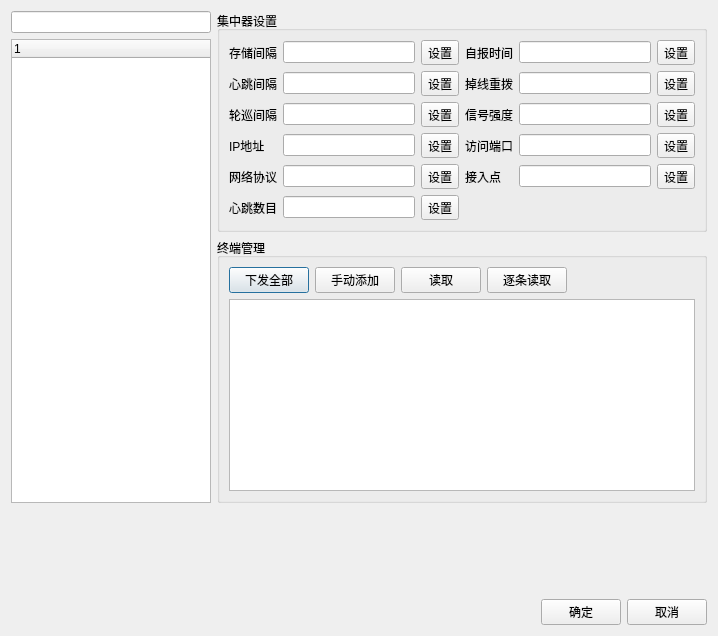
First picture: the form in ConcentratorConfigDlg.ui, repository wanlong1215/test, before the edit.
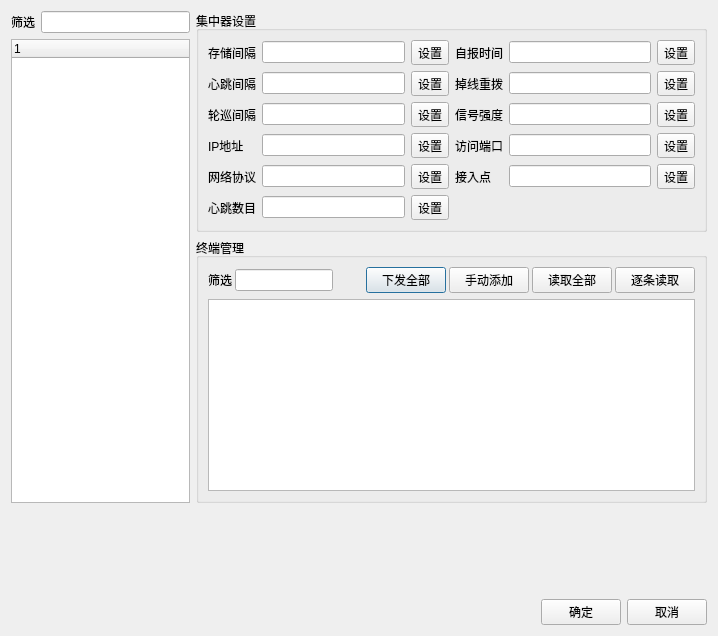
Second picture: the form after the edit.

Commit message: 设备管理界面弹窗，UI调整

```diff
--- a/ConcentratorConfigDlg.ui
+++ b/ConcentratorConfigDlg.ui
@@ -15,18 +15,29 @@
   </property>
   <layout class="QVBoxLayout" name="verticalLayout_4">
    <item>
-    <layout class="QHBoxLayout" name="horizontalLayout_2">
+    <layout class="QHBoxLayout" name="horizontalLayout_4">
      <item>
       <layout class="QVBoxLayout" name="verticalLayout">
        <item>
-        <widget class="QLineEdit" name="lineEdit">
-         <property name="maximumSize">
-          <size>
-           <width>200</width>
-           <height>16777215</height>
-          </size>
-         </property>
-        </widget>
+        <layout class="QHBoxLayout" name="horizontalLayout_2">
+         <item>
+          <widget class="QLabel" name="label_11">
+           <property name="text">
+            <string>筛选</string>
+           </property>
+          </widget>
+         </item>
+         <item>
+          <widget class="QLineEdit" name="leConcentratorFilter">
+           <property name="maximumSize">
+            <size>
+             <width>200</width>
+             <height>16777215</height>
+            </size>
+           </property>
+          </widget>
+         </item>
+        </layout>
        </item>
        <item>
         <widget class="QTreeWidget" name="treeWidget">
@@ -251,36 +262,21 @@
          <layout class="QVBoxLayout" name="verticalLayout_2">
           <item>
            <layout class="QHBoxLayout" name="horizontalLayout">
+            <property name="spacing">
+             <number>3</number>
+            </property>
             <item>
-             <widget class="QPushButton" name="pushButton">
+             <widget class="QLabel" name="label_13">
               <property name="text">
-               <string>下发全部</string>
+               <string>筛选</string>
               </property>
              </widget>
             </item>
             <item>
-             <widget class="QPushButton" name="pushButton_2">
-              <property name="text">
-               <string>手动添加</string>
-              </property>
-             </widget>
+             <widget class="QLineEdit" name="lineEdit"/>
             </item>
             <item>
-             <widget class="QPushButton" name="pushButton_3">
-              <property name="text">
-               <string>读取</string>
-              </property>
-             </widget>
-            </item>
-            <item>
-             <widget class="QPushButton" name="pushButton_4">
-              <property name="text">
-               <string>逐条读取</string>
-              </property>
-             </widget>
-            </item>
-            <item>
-             <spacer name="horizontalSpacer">
+             <spacer name="horizontalSpacer_3">
               <property name="orientation">
                <enum>Qt::Horizontal</enum>
               </property>
@@ -292,6 +288,34 @@
               </property>
              </spacer>
             </item>
+            <item>
+             <widget class="QPushButton" name="btnSendAll">
+              <property name="text">
+               <string>下发全部</string>
+              </property>
+             </widget>
+            </item>
+            <item>
+             <widget class="QPushButton" name="btnSendOne">
+              <property name="text">
+               <string>手动添加</string>
+              </property>
+             </widget>
+            </item>
+            <item>
+             <widget class="QPushButton" name="btnReadAll">
+              <property name="text">
+               <string>读取全部</string>
+              </property>
+             </widget>
+            </item>
+            <item>
+             <widget class="QPushButton" name="btnReadOne">
+              <property name="text">
+               <string>逐条读取</string>
+              </property>
+             </widget>
+            </item>
            </layout>
           </item>
           <item>
```
Left out of the diff: 6 changed lines with no effect on the pictures. The commit also changes 3 other files.
